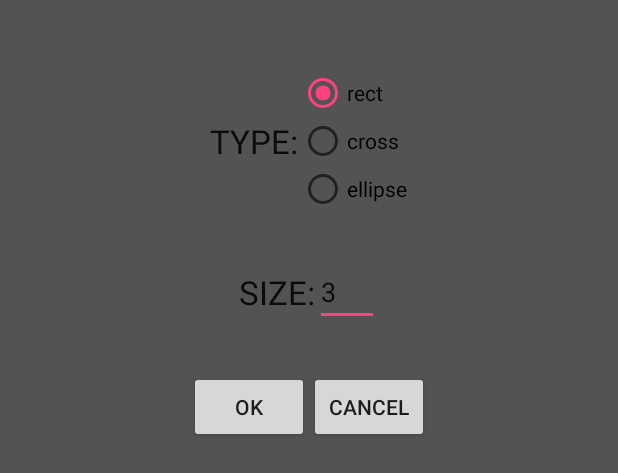
After one commit to superbiaYang/ImageProcessing, an Android app: the layout activity_element.xml on its own in the app's theme, with its tools: preview values and no code run, on a phone screen of 412 x 824 dp. The commit adds this screen. Shown: the top 473 px of the screen. Run offline under Robolectric (Android 15) with nearby library versions, the phone set to English and light mode, and no system bars.

Commit message:
Unfinished version, element setting function

```diff
--- a/app/src/main/AndroidManifest.xml
+++ b/app/src/main/AndroidManifest.xml
@@ -3,6 +3,7 @@
     package="superbiayang.imageprocessing">
 
     <uses-permission android:name="android.permission.WRITE_EXTERNAL_STORAGE" />
+
     <application
         android:allowBackup="true"
         android:icon="@mipmap/ic_launcher"
@@ -15,10 +16,13 @@
             android:theme="@style/AppTheme.NoActionBar">
             <intent-filter>
                 <action android:name="android.intent.action.MAIN" />
+
                 <category android:name="android.intent.category.LAUNCHER" />
             </intent-filter>
         </activity>
+        <activity
+            android:name="view.activity.ElementActivity"
+            android:theme="@android:style/Theme.Translucent.NoTitleBar" />
     </application>
 
-
 </manifest>
--- /dev/null
+++ b/app/src/main/res/layout/activity_element.xml
@@ -0,0 +1,123 @@
+<?xml version="1.0" encoding="utf-8"?>
+<RelativeLayout xmlns:android="http://schemas.android.com/apk/res/android"
+    xmlns:tools="http://schemas.android.com/tools"
+    android:layout_width="match_parent"
+    android:layout_height="match_parent"
+    android:background="#AA000000"
+    android:paddingBottom="@dimen/activity_vertical_margin"
+    android:paddingLeft="@dimen/activity_horizontal_margin"
+    android:paddingRight="@dimen/activity_horizontal_margin"
+    android:paddingTop="@dimen/activity_vertical_margin"
+    tools:context="view.activity.ElementActivity">
+
+    <RelativeLayout
+        android:id="@+id/relativeLayout3"
+        android:layout_width="wrap_content"
+        android:layout_height="wrap_content"
+        android:layout_alignParentTop="true"
+        android:layout_centerHorizontal="true"
+        android:layout_marginTop="30dp">
+
+        <RadioGroup
+            android:id="@+id/element_type_radioGroup"
+            android:layout_width="wrap_content"
+            android:layout_height="wrap_content"
+            android:layout_alignParentTop="true"
+            android:layout_toEndOf="@+id/textView3">
+
+            <RadioButton
+                android:id="@+id/rect_radioButton"
+                android:layout_width="wrap_content"
+                android:layout_height="wrap_content"
+                android:checked="true"
+                android:text="rect" />
+
+            <RadioButton
+                android:id="@+id/cross_radioButton"
+                android:layout_width="wrap_content"
+                android:layout_height="wrap_content"
+                android:layout_alignParentTop="true"
+                android:layout_toEndOf="@+id/radioGroup"
+                android:checked="false"
+                android:text="cross" />
+
+            <RadioButton
+                android:id="@+id/ellipse_radioButton"
+                android:layout_width="wrap_content"
+                android:layout_height="wrap_content"
+                android:layout_alignParentTop="true"
+                android:layout_toEndOf="@+id/cross_radioButton"
+                android:checked="false"
+                android:text="ellipse" />
+
+        </RadioGroup>
+
+        <TextView
+            android:id="@+id/textView3"
+            android:layout_width="wrap_content"
+            android:layout_height="wrap_content"
+            android:layout_alignParentStart="true"
+            android:layout_centerVertical="true"
+            android:text="TYPE:"
+            android:textAppearance="?android:attr/textAppearanceLarge" />
+    </RelativeLayout>
+
+    <RelativeLayout
+        android:id="@+id/relativeLayout4"
+        android:layout_width="wrap_content"
+        android:layout_height="wrap_content"
+        android:layout_below="@+id/relativeLayout3"
+        android:layout_centerHorizontal="true"
+        android:layout_marginTop="30dp">
+
+        <EditText
+            android:id="@+id/element_size_editText"
+            android:layout_width="wrap_content"
+            android:layout_height="wrap_content"
+            android:layout_toEndOf="@+id/textView2"
+            android:ems="2"
+            android:inputType="number"
+            android:text="3" />
+
+        <TextView
+            android:id="@+id/textView2"
+            android:layout_width="wrap_content"
+            android:layout_height="wrap_content"
+            android:layout_alignParentStart="true"
+            android:layout_centerVertical="true"
+            android:text="SIZE:"
+            android:textAppearance="?android:attr/textAppearanceLarge" />
+    </RelativeLayout>
+
+    <TextView
+        android:id="@+id/element_warning_textView"
+        android:layout_width="wrap_content"
+        android:layout_height="wrap_content"
+        android:layout_below="@+id/relativeLayout4"
+        android:layout_centerHorizontal="true" />
+
+    <RelativeLayout
+        android:layout_width="wrap_content"
+        android:layout_height="wrap_content"
+        android:layout_below="@+id/relativeLayout4"
+        android:layout_centerHorizontal="true"
+        android:layout_marginTop="30dp">
+
+        <Button
+            android:id="@+id/element_ok_button"
+            android:layout_width="80dp"
+            android:layout_height="wrap_content"
+            android:onClick="setElement"
+            android:text="ok" />
+
+        <Button
+            android:id="@+id/element_cancel_button"
+            android:layout_width="80dp"
+            android:layout_height="wrap_content"
+            android:layout_toEndOf="@id/element_ok_button"
+            android:onClick="cancelSet"
+            android:text="cancel" />
+
+    </RelativeLayout>
+
+</RelativeLayout>
--- a/app/src/main/res/menu/main.xml
+++ b/app/src/main/res/menu/main.xml
@@ -2,8 +2,8 @@
 <menu xmlns:android="http://schemas.android.com/apk/res/android"
     xmlns:app="http://schemas.android.com/apk/res-auto">
     <item
-        android:id="@+id/action_settings"
+        android:id="@+id/set_element"
         android:orderInCategory="100"
-        android:title="@string/action_settings"
+        android:title="@string/set_element"
         app:showAsAction="never" />
 </menu>
--- a/app/src/main/res/values/strings.xml
+++ b/app/src/main/res/values/strings.xml
@@ -5,7 +5,7 @@
     <string name="navigation_drawer_open">Open navigation drawer</string>
     <string name="navigation_drawer_close">Close navigation drawer</string>
 
-    <string name="action_settings">Settings</string>
+    <string name="set_element">Set Element</string>
 
     <!-- TODO: Remove or change this placeholder text -->
     <string name="hello_blank_fragment">Hello blank fragment</string>
```
Also changed, not shown: app/src/main/java/processor/OpenCV/Element.java (added, +17 -0 lines), app/src/main/java/superbiayang/imageprocessing/MainActivity.java (+16 -1 lines), app/src/main/java/view/activity/ElementActivity.java (added, +71 -0 lines).
